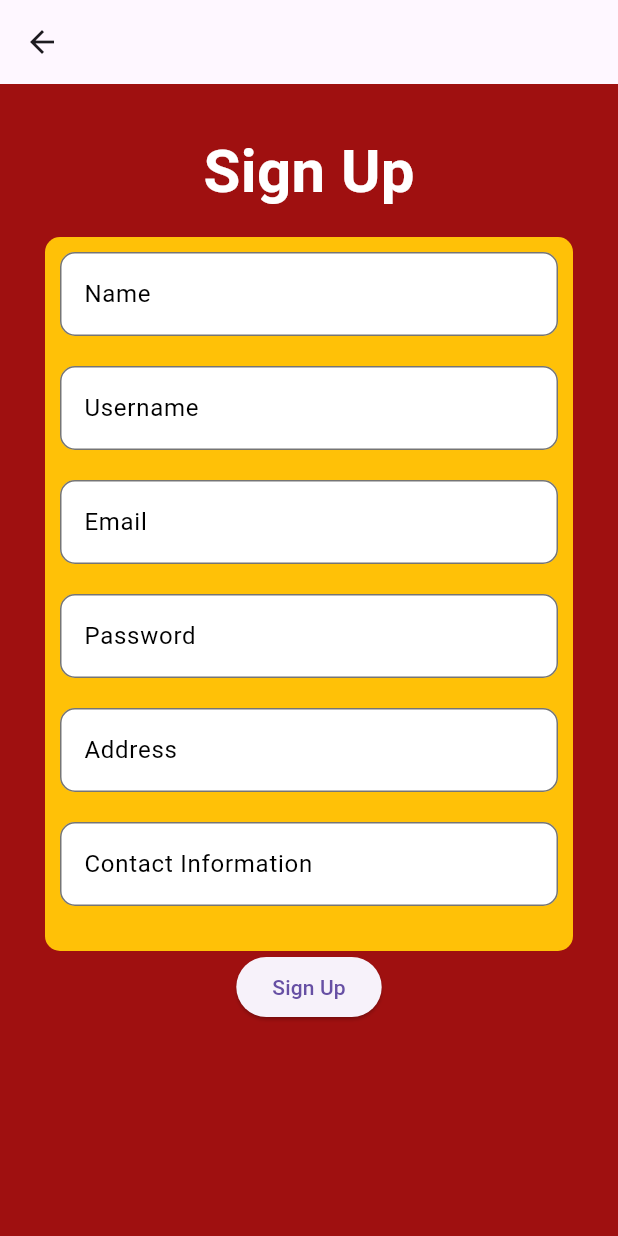
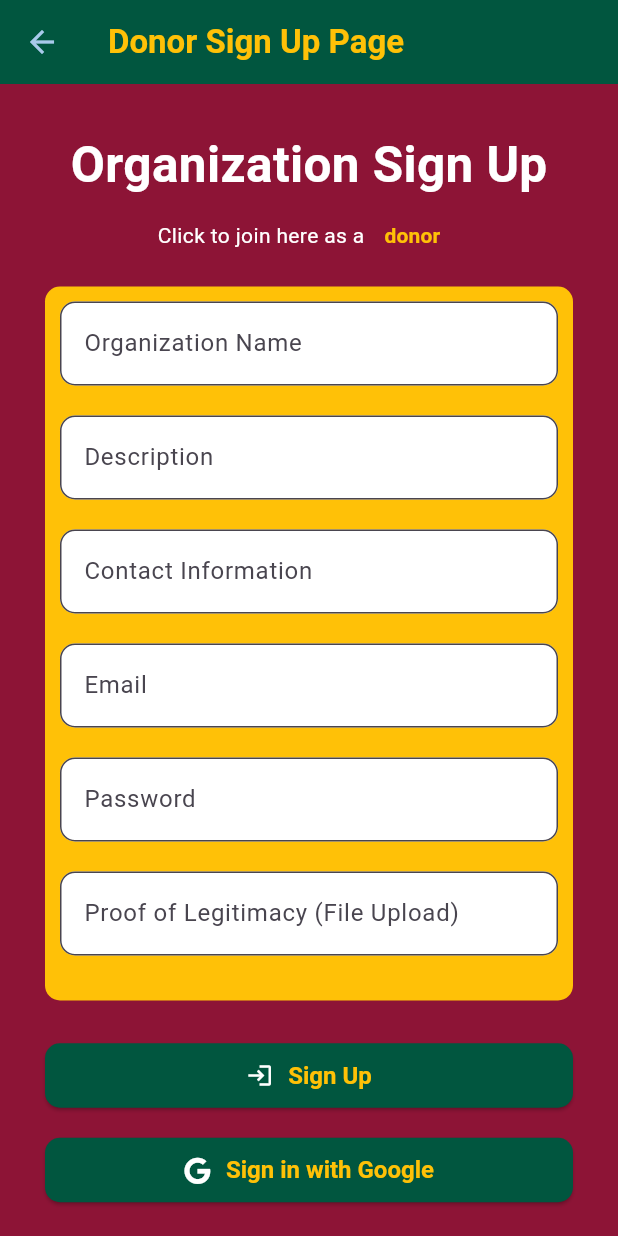
Before and after one commit to Jajabeenka/Elgives, a Flutter app: the OrganizationSignUpPage screen opened directly, on a phone screen of 412 x 824 dp. Run offline on Flutter 3.47's test engine with Material 3 defaults, Android fonts, the phone set to English and light mode, and no system bars; our stand-ins replace cloud_firestore, firebase_auth, firebase_core, font_awesome_flutter; accounts and stored records are empty.

Commit message:
ui : added sign in button if user already have an account

```diff
--- a/lib/pages/organization_signup.dart
+++ b/lib/pages/organization_signup.dart
@@ -1,30 +1,32 @@
 import 'package:flutter/material.dart';
 import 'package:provider/provider.dart';
+import 'package:week9_authentication/pages/signin_page.dart';
+import 'package:week9_authentication/pages/signup_page.dart';
 import '../providers/auth_provider.dart';
 import 'package:font_awesome_flutter/font_awesome_flutter.dart';
-
 
 class OrganizationSignUpPage extends StatefulWidget {
   const OrganizationSignUpPage({Key? key});
 
   @override
-  State<OrganizationSignUpPage> createState() => _SignUpState();
+  State<OrganizationSignUpPage> createState() => _OrganizationSignUpPageState();
 }
 
-class _SignUpState extends State<OrganizationSignUpPage> {
+class _OrganizationSignUpPageState extends State<OrganizationSignUpPage> {
   final _formKey = GlobalKey<FormState>();
-  String? name;
-  String? username;
+  String? organizationName;
+  String? description;
+  String? contactInformation;
   String? email;
   String? password;
-  List<String>? addresses = []; // Change addresses to List<String>
-  String? contactNumber;
+  String? proofOfLegitimacy; // This can be a file upload field
 
-  // RegExp: This is a class in Dart used for representing regular expressions.
+  // RegExp for email validation
   bool isValidEmail(String email) {
     return RegExp(r'^[\w-\.]+@([\w-]+\.)+[\w-]{2,4}$').hasMatch(email);
   }
 
+  // RegExp for password validation
   bool isValidPassword(String password) {
     return RegExp(
             r'^(?=.*?[A-Z])(?=.*?[a-z])(?=.*?[0-9])(?=.*?[!@#\$&*~]).{6,}$')
@@ -43,8 +45,18 @@ class _SignUpState extends State<OrganizationSignUpPage> {
   @override
   Widget build(BuildContext context) {
     return Scaffold(
-      backgroundColor: Color(0xFF9F1010),
-      appBar: AppBar(),
+      backgroundColor: Color.fromARGB(255, 141, 20, 54),
+      appBar: AppBar(
+        title: Text(
+          "Donor Sign Up Page",
+          style: TextStyle(
+            fontWeight: FontWeight.bold,
+            color: Color(0xFFFFC107),
+          ),
+        ),
+        iconTheme: IconThemeData(color: Color.fromARGB(255, 168, 202, 235)),
+        backgroundColor: Color(0xFF01563F),
+      ),
       body: SingleChildScrollView(
         child: Container(
           margin: const EdgeInsets.all(30),
@@ -54,6 +66,8 @@ class _SignUpState extends State<OrganizationSignUpPage> {
               mainAxisAlignment: MainAxisAlignment.center,
               children: [
                 heading,
+                OrganizationSignUpButton,
+                SizedBox(height: 10.0),
                 Container(
                   padding: const EdgeInsets.all(10),
                   decoration: BoxDecoration(
@@ -62,16 +76,20 @@ class _SignUpState extends State<OrganizationSignUpPage> {
                   ),
                   child: Column(
                     children: [
-                      nameField,
-                      userNameField,
+                      organizationNameField,
+                      descriptionField,
+                      contactInformationField,
                       emailField,
                       passwordField,
-                      addressField,
-                      contactNumberField,
+                      proofOfLegitimacyField,
                     ],
                   ),
                 ),
-                submitButton
+                SizedBox(height: 26.0), // Spacing between fields and buttons
+                submitButton,
+                SizedBox(height: 15.0), // Additional spacing
+                GoogleSignInButton(),
+                signInButton(),
               ],
             ),
           ),
@@ -81,79 +99,83 @@ class _SignUpState extends State<OrganizationSignUpPage> {
   }
 
   Widget get heading => Padding(
-        padding: const EdgeInsets.only(bottom: 15),
+        padding: const EdgeInsets.only(bottom: 0),
         child: Text(
-          "Sign Up",
+          "Organization Sign Up",
           style: TextStyle(
-            fontSize: 40,
+            fontSize: 33,
             fontWeight: FontWeight.bold,
             color: Colors.white,
           ),
         ),
       );
 
-  Widget get nameField => Padding(
+  Widget get organizationNameField => Padding(
         padding: const EdgeInsets.only(bottom: 20),
         child: TextFormField(
           decoration: InputDecoration(
-        labelText: "Name",
-        hintText: "Enter your name",
+            labelText: "Organization Name",
+            hintText: "Enter organization name",
             border: OutlineInputBorder(
               borderRadius: BorderRadius.circular(10),
               borderSide: BorderSide(color: Colors.black54),
             ),
-        enabledBorder: OutlineInputBorder(
-          borderRadius: BorderRadius.circular(10),
-          borderSide: BorderSide(color: Colors.black54),
-        ),
-        focusedBorder: OutlineInputBorder(
-          borderRadius: BorderRadius.circular(10),
-          borderSide: BorderSide(color: Colors.black),
-        ),
-        labelStyle: TextStyle(
-          color: Colors.black,
-        ),
+            // Additional styling
             filled: true,
             fillColor: Colors.white,
           ),
-      onSaved: (value) => setState(() => name = value),
+          onSaved: (value) => setState(() => organizationName = value),
           validator: (value) {
             if (value == null || value.isEmpty) {
-          return "Name cannot be empty";
+              return "Organization name cannot be empty";
             }
             return null;
           },
         ),
       );
 
-  Widget get userNameField => Padding(
+  Widget get descriptionField => Padding(
         padding: const EdgeInsets.only(bottom: 20),
         child: TextFormField(
           decoration: InputDecoration(
-        labelText: "Username",
-        hintText: "Enter your username",
+            labelText: "Description",
+            hintText: "Enter organization description",
             border: OutlineInputBorder(
               borderRadius: BorderRadius.circular(10),
               borderSide: BorderSide(color: Colors.black54),
             ),
-        enabledBorder: OutlineInputBorder(
+            // Additional styling
+            filled: true,
+            fillColor: Colors.white,
+          ),
+          onSaved: (value) => setState(() => description = value),
+          validator: (value) {
+            if (value == null || value.isEmpty) {
+              return "Description cannot be empty";
+            }
+            return null;
+          },
+        ),
+      );
+
+  Widget get contactInformationField => Padding(
+        padding: const EdgeInsets.only(bottom: 20),
+        child: TextFormField(
+          decoration: InputDecoration(
+            labelText: "Contact Information",
+            hintText: "Enter contact information",
+            border: OutlineInputBorder(
               borderRadius: BorderRadius.circular(10),
               borderSide: BorderSide(color: Colors.black54),
             ),
-        focusedBorder: OutlineInputBorder(
-          borderRadius: BorderRadius.circular(10),
-          borderSide: BorderSide(color: Colors.black),
-        ),
-        labelStyle: TextStyle(
-          color: Colors.black,
-        ),
+            // Additional styling
             filled: true,
             fillColor: Colors.white,
           ),
-      onSaved: (value) => setState(() => username = value),
+          onSaved: (value) => setState(() => contactInformation = value),
           validator: (value) {
             if (value == null || value.isEmpty) {
-          return "Username cannot be empty";
+              return "Contact information cannot be empty";
             }
             return null;
           },
@@ -167,20 +189,9 @@ class _SignUpState extends State<OrganizationSignUpPage> {
             filled: true,
             fillColor: Colors.white,
             labelText: "Email",
-        hintText: "juandelacruz09@gmail.com",
+            hintText: "Enter email",
             border: OutlineInputBorder(
               borderRadius: BorderRadius.circular(10),
-        ),
-        enabledBorder: OutlineInputBorder(
-          borderRadius: BorderRadius.circular(10),
-          borderSide: const BorderSide(color: Colors.black54),
-        ),
-        focusedBorder: OutlineInputBorder(
-          borderRadius: BorderRadius.circular(10),
-          borderSide: const BorderSide(color: Colors.black),
-        ),
-        labelStyle: const TextStyle(
-          color: Colors.black,
             ),
           ),
           onSaved: (value) => setState(() => email = value),
@@ -206,18 +217,6 @@ class _SignUpState extends State<OrganizationSignUpPage> {
             hintText: "At least 6 characters",
             border: OutlineInputBorder(
               borderRadius: BorderRadius.circular(10),
-          borderSide: BorderSide(color: Colors.black54),
-        ),
-        enabledBorder: OutlineInputBorder(
-          borderRadius: BorderRadius.circular(10),
-          borderSide: BorderSide(color: Colors.black54),
-        ),
-        focusedBorder: OutlineInputBorder(
-          borderRadius: BorderRadius.circular(10),
-          borderSide: BorderSide(color: Colors.black),
-        ),
-        labelStyle: TextStyle(
-          color: Colors.black,
             ),
           ),
           onSaved: (value) => setState(() => password = value),
@@ -233,74 +232,24 @@ class _SignUpState extends State<OrganizationSignUpPage> {
         ),
       );
 
-  Widget get addressField => Padding(
+  Widget get proofOfLegitimacyField => Padding(
         padding: const EdgeInsets.only(bottom: 20),
         child: TextFormField(
           decoration: InputDecoration(
-        labelText: "Address",
-        hintText: "Enter an address",
+            labelText: "Proof of Legitimacy (File Upload)",
+            hintText: "Upload organization legitimacy proof",
             border: OutlineInputBorder(
               borderRadius: BorderRadius.circular(10),
               borderSide: BorderSide(color: Colors.black54),
             ),
-        enabledBorder: OutlineInputBorder(
-          borderRadius: BorderRadius.circular(10),
-          borderSide: BorderSide(color: Colors.black54),
-        ),
-        focusedBorder: OutlineInputBorder(
-          borderRadius: BorderRadius.circular(10),
-          borderSide: BorderSide(color: Colors.black),
-        ),
-        labelStyle: TextStyle(
-          color: Colors.black,
-        ),
+            // Additional styling
             filled: true,
             fillColor: Colors.white,
           ),
-      onSaved: (value) {
-        if (value != null && value.isNotEmpty) {
-          setState(() {
-            addresses!.add(value); // Add address to the addresses list
-          });
-        }
-      },
+          onSaved: (value) => setState(() => proofOfLegitimacy = value),
           validator: (value) {
             if (value == null || value.isEmpty) {
-          return "Address cannot be empty";
-        }
-        return null;
-      },
-    ),
-  );
-
-  Widget get contactNumberField => Padding(
-    padding: const EdgeInsets.only(bottom: 20),
-    child: TextFormField(
-      decoration: InputDecoration(
-        labelText: "Contact Information",
-        hintText: "Enter phone number",
-        border: OutlineInputBorder(
-          borderRadius: BorderRadius.circular(10),
-          borderSide: BorderSide(color: Colors.black54),
-        ),
-        enabledBorder: OutlineInputBorder(
-          borderRadius: BorderRadius.circular(10),
-          borderSide: BorderSide(color: Colors.black54),
-        ),
-        focusedBorder: OutlineInputBorder(
-          borderRadius: BorderRadius.circular(10),
-          borderSide: BorderSide(color: Colors.black),
-        ),
-        labelStyle: TextStyle(
-          color: Colors.black,
-        ),
-        filled: true,
-        fillColor: Colors.white,
-      ),
-      onSaved: (value) => setState(() => contactNumber = value),
-      validator: (value) {
-        if (value == null || value.isEmpty) {
-          return "Contact number cannot be empty";
+              return "Please upload proof of legitimacy";
             }
             return null;
           },
@@ -311,20 +260,143 @@ class _SignUpState extends State<OrganizationSignUpPage> {
         onPressed: () async {
           if (_formKey.currentState!.validate()) {
             _formKey.currentState!.save();
-        // separate provider file
             try {
-          await context
-              .read<UserAuthProvider>()
-              .authService
-              .signUp(name!, username!, email!, password!, addresses!, contactNumber!); // Pass addresses list to signUp method
+              await context.read<UserAuthProvider>().orgSignUp(
+                    organizationName!,
+                    description!,
+                    contactInformation!,
+                    email!,
+                    password!,
+                    proofOfLegitimacy!, // Assuming proof of legitimacy is required
+                  );
+              // Handle successful signup (navigate or show message)
+              ScaffoldMessenger.of(context).showSnackBar(
+                SnackBar(
+                  content: Text("Sign-up successful!"),
+                  duration: const Duration(seconds: 2),
+                ),
+              );
             } catch (e) {
-          // Handle sign-up errors
+              // Handle signup errors
               _showSnackBar("Sign-up failed: $e");
             }
-        // check if the widget hasn't been disposed of after an asynchronous action
-        if (mounted) Navigator.pop(context);
           }
         },
-    child: const Text("Sign Up"),
+        style: ElevatedButton.styleFrom(
+          backgroundColor: Color(0xFF01563F), // Button background color
+          textStyle: TextStyle(color: Colors.white), // Text color
+          shape: RoundedRectangleBorder(
+            borderRadius: BorderRadius.circular(10.0), // Rounded corners
+          ),
+          padding: EdgeInsets.symmetric(vertical: 12.0), // Button padding
+        ),
+        child: Row(
+          mainAxisAlignment: MainAxisAlignment.center,
+          children: [
+            Icon(
+              Icons.login, // Add an icon if desired
+              color: Colors.white,
+            ),
+            SizedBox(width: 10.0), // Spacing between icon and text
+            Text(
+              "Sign Up",
+              style: TextStyle(
+                color: Color(0xFFFFC107),
+                fontWeight: FontWeight.bold,
+                fontSize: 16.0,
+              ),
+            ),
+          ],
+        ),
+      );
+
+  Widget get OrganizationSignUpButton => Padding(
+        padding: const EdgeInsets.all(0),
+        child: Row(
+          mainAxisAlignment: MainAxisAlignment.center,
+          children: [
+            const Text(
+              "Click to join here as a",
+              style: TextStyle(color: Colors.white),
+            ),
+            TextButton(
+              onPressed: () {
+                Navigator.push(
+                  context,
+                  MaterialPageRoute(
+                    builder: (context) => const SignUpPage(),
+                  ),
+                );
+              },
+              child: const Text(
+                "donor",
+                style: TextStyle(
+                  color: Color(0xFFFFC107),
+                  fontWeight: FontWeight.bold,
+                ),
+              ),
+            ),
+          ],
+        ),
+      );
+
+  Widget GoogleSignInButton() => ElevatedButton(
+        onPressed: () async {},
+        style: ElevatedButton.styleFrom(
+          backgroundColor: Color(0xFF01563F), // Button background color
+          textStyle: TextStyle(color: Colors.white), // Text color
+          shape: RoundedRectangleBorder(
+            borderRadius: BorderRadius.circular(10.0), // Rounded corners
+          ),
+          padding: EdgeInsets.symmetric(vertical: 12.0), // Button padding
+        ),
+        child: Row(
+          mainAxisAlignment: MainAxisAlignment.center,
+          children: [
+            Icon(
+              color: Colors.white,
+              FontAwesomeIcons.google,
+            ),
+            SizedBox(width: 10.0), // Spacing between icon and text
+            Text(
+              "Sign in with Google",
+              style: TextStyle(
+                color: Color(0xFFFFC107),
+                fontWeight: FontWeight.bold,
+                fontSize: 16.0,
+              ),
+            ),
+          ],
+        ),
+      );
+
+  Widget signInButton() {
+    return Padding(
+      padding: const EdgeInsets.all(10),
+      child: Row(
+        mainAxisAlignment: MainAxisAlignment.center,
+        children: [
+          Text(
+            "Already have an account?",
+            style: TextStyle(color: Colors.white),
+          ),
+          TextButton(
+            onPressed: () {
+              Navigator.pushReplacement(
+                context,
+                MaterialPageRoute(builder: (context) => SignInPage()),
+              );
+            },
+            child: Text(
+              "Sign In",
+              style: TextStyle(
+                color: Color(0xFFFFC107),
+                fontWeight: FontWeight.bold,
+              ),
+            ),
+          ),
+        ],
+      ),
     );
   }
+}
```
Also changed, not shown: lib/api/firebase_auth_api.dart (+44 -0 lines), lib/pages/signup_page.dart (+39 -6 lines), lib/providers/auth_provider.dart (+19 -0 lines). Lines whose indentation alone changed are shown as unchanged.
